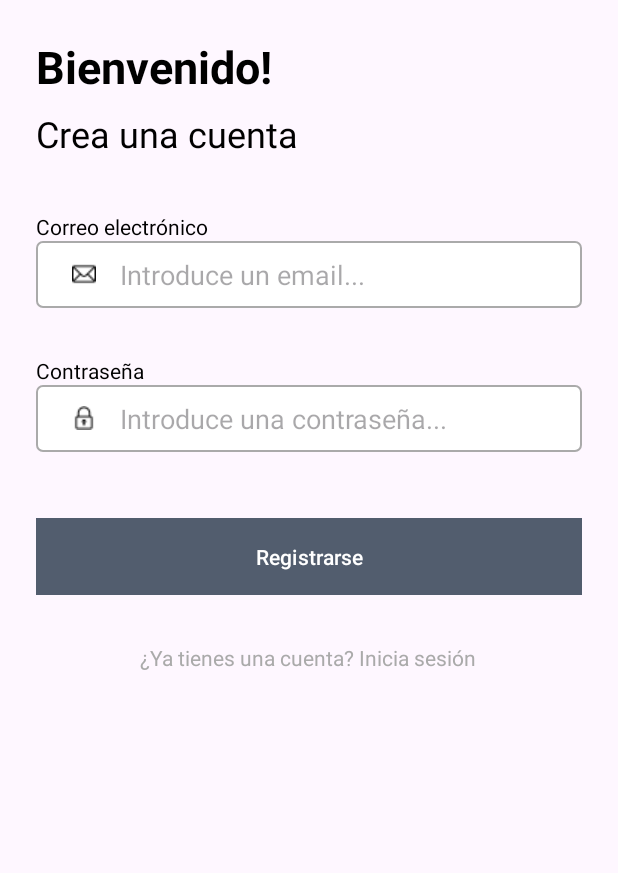
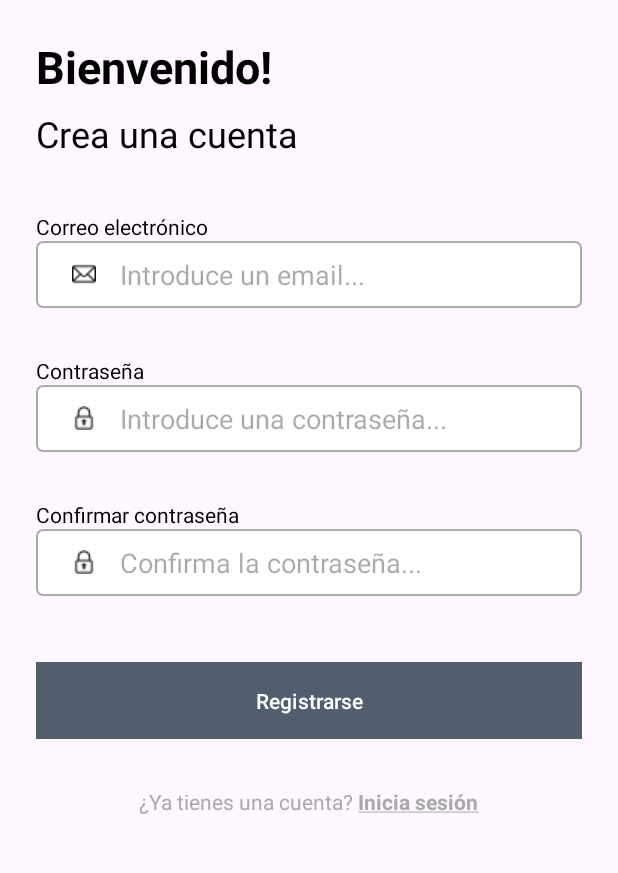
Before and after one commit to iesfuengirola1es/proyectointegrado2t2024-LuisSanchezMat, an Android app: the RegisterActivity screen opened directly, with no data from a screen before it, on a phone screen of 412 x 824 dp, the part 297-1170 px from its top. Run offline under Robolectric (Android 15) with nearby library versions, the phone set to English and light mode, and no system bars.

Commit message:
fix add sub

```diff
--- a/AppAndroid/app/src/main/AndroidManifest.xml
+++ b/AppAndroid/app/src/main/AndroidManifest.xml
@@ -22,7 +22,7 @@
         android:theme="@style/Theme.AppLuisSuscripciones"
         tools:targetApi="31">
         <activity
-            android:name=".activities.LoginActivity"
+            android:name=".activities.AddSubsActivity"
             android:exported="false" />
         <activity
             android:name=".activities.SubsActivity"
@@ -31,7 +31,7 @@
             android:name=".activities.RegisterActivity"
             android:exported="false" />
         <activity
-            android:name=".activities.AddSubsActivity"
+            android:name=".activities.LoginActivity"
             android:exported="true">
             <intent-filter>
                 <action android:name="android.intent.action.MAIN" />
--- a/AppAndroid/app/src/main/java/com/example/appluissuscripciones/activities/RegisterActivity.java
+++ b/AppAndroid/app/src/main/java/com/example/appluissuscripciones/activities/RegisterActivity.java
@@ -2,7 +2,9 @@ package com.example.appluissuscripciones.activities;
 
 import androidx.appcompat.app.AppCompatActivity;
 
+import android.content.Context;
 import android.content.Intent;
+import android.content.SharedPreferences;
 import android.os.Bundle;
 import android.view.View;
 import android.widget.Button;
@@ -22,7 +24,7 @@ import retrofit2.converter.gson.GsonConverterFactory;
 
 public class RegisterActivity extends AppCompatActivity {
 
-    private EditText editMail, editPass;
+    private EditText editMail, editPass, editConfPass;
     private Button btnRegister;
     private TextView loginLink;
 
@@ -35,6 +37,7 @@ public class RegisterActivity extends AppCompatActivity {
 
         editMail = findViewById(R.id.editMail);
         editPass = findViewById(R.id.editPass);
+        editConfPass = findViewById(R.id.editConfPass);
         btnRegister = findViewById(R.id.btnRegister);
         loginLink = findViewById(R.id.loginLink);
 
@@ -74,9 +77,10 @@ public class RegisterActivity extends AppCompatActivity {
     private void registrarUsuario() {
         String correo = editMail.getText().toString().trim();
         String password = editPass.getText().toString().trim();
+        String confPassword = editConfPass.getText().toString().trim();
 
         // Validación de los campos
-        if (correo.isEmpty() || password.isEmpty() || !correo.contains("@") || !correo.contains(".") || password.length() < 8) {
+        if (correo.isEmpty() || password.isEmpty() || confPassword.isEmpty() || !password.equals(confPassword) || !correo.contains("@") || !correo.contains(".") || password.length() < 8) {
             // Manejo de validación si los campos están vacíos o no válidos
             Toast.makeText(getApplicationContext(), "Introduzca datos válidos", Toast.LENGTH_SHORT).show();
             return; // Detener el proceso de registro si los datos no son válidos
@@ -93,6 +97,14 @@ public class RegisterActivity extends AppCompatActivity {
                 if (response.isSuccessful()) {
                     // Registro exitoso
                     Usuario nuevoUsuario = response.body();
+                    SharedPreferences sharedPreferences = getSharedPreferences("preferencias_usuario", Context.MODE_PRIVATE);
+                    SharedPreferences.Editor editor = sharedPreferences.edit();
+                    editor.putInt("id_usuario", nuevoUsuario.getId_usuario());
+                    editor.apply();
+
+                    Intent intent = new Intent(RegisterActivity.this, SubsActivity.class);
+                    startActivity(intent);
+
                     Toast.makeText(getApplicationContext(), "Usuario creado con éxito", Toast.LENGTH_SHORT).show();
                     // Aquí puedes redirigir a la siguiente pantalla o hacer algo adicional
                 } else {
--- a/AppAndroid/app/src/main/res/layout/activity_register.xml
+++ b/AppAndroid/app/src/main/res/layout/activity_register.xml
@@ -79,6 +79,26 @@
             android:paddingEnd="8dp"
             android:background="@drawable/edit_text_background" />
 
+        <TextView
+            android:layout_width="wrap_content"
+            android:layout_height="wrap_content"
+            android:text="Confirmar contraseña"
+            android:layout_gravity="start"
+            android:textColor="@android:color/black"
+            android:layout_marginTop="32dp"/>
+
+        <EditText
+            android:id="@+id/editConfPass"
+            android:layout_width="match_parent"
+            android:layout_height="wrap_content"
+            android:hint="Confirma la contraseña..."
+            android:inputType="textPassword"
+            android:drawableStart="@drawable/ic_password"
+            android:drawablePadding="16dp"
+            android:paddingStart="24dp"
+            android:paddingEnd="8dp"
+            android:background="@drawable/edit_text_background" />
+
         <Button
             android:id="@+id/btnRegister"
             android:layout_width="match_parent"
@@ -94,7 +114,7 @@
             android:layout_width="wrap_content"
             android:layout_height="wrap_content"
             android:layout_marginTop="32dp"
-            android:text="¿Ya tienes una cuenta? Inicia sesión"
+            android:text="@string/inicia_sesion"
             android:textSize="14sp"
             android:layout_gravity="center"
             android:textColor="@android:color/darker_gray" />
--- a/AppAndroid/app/src/main/res/values/strings.xml
+++ b/AppAndroid/app/src/main/res/values/strings.xml
@@ -1,6 +1,7 @@
 <resources>
     <string name="app_name">AppLuisSuscripciones</string>
-    <string name="registrate">¿No tienes una cuenta? <u>Regístrate aquí</u></string>
+    <string name="registrate">¿No tienes una cuenta? <b><u>Regístrate aquí</u></b></string>
+    <string name="inicia_sesion">¿Ya tienes una cuenta? <b><u>Inicia sesión</u></b></string>
     <string name="title_activity_add_subs">AddSubsActivity</string>
     <string name="prompt_email">Email</string>
     <string name="prompt_password">Password</string>
```
Also changed, not shown: AppAndroid/app/src/main/java/com/example/appluissuscripciones/activities/AddSubsActivity.java (+30 -22 lines), AppAndroid/app/src/main/java/com/example/appluissuscripciones/activities/LoginActivity.java (+15 -0 lines), AppAndroid/app/src/main/java/com/example/appluissuscripciones/activities/SubsActivity.java (+22 -2 lines), AppAndroid/app/src/main/res/layout/activity_subs.xml (+15 -3 lines).
